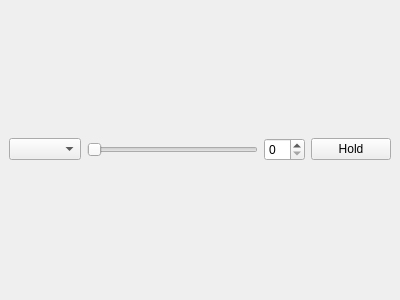
Above: qt/python/mantidqt/widgets/superplot/bottom_dock_widget.ui from mantidproject/mantid before the change. Below: the same form after it.
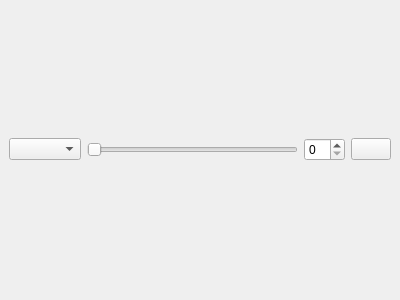
That is the form after the change.

Commit message:
[SPLOT] check state is not a text
The hold button is not any more a checkable button. Intead, it carries a
text that informs the user on its state. Two new methods have been added
to the view to set and get this text.

```diff
--- a/qt/python/mantidqt/widgets/superplot/bottom_dock_widget.ui
+++ b/qt/python/mantidqt/widgets/superplot/bottom_dock_widget.ui
@@ -35,12 +35,6 @@
       <property name="toolTip">
        <string>Click hold or press Space to persist (hold) or remove (unhold) a curve in the plot</string>
       </property>
-      <property name="text">
-       <string>Hold</string>
-      </property>
-      <property name="checkable">
-       <bool>true</bool>
-      </property>
      </widget>
     </item>
     <item row="1" column="4">
```
The commit also changes 1 other file.
